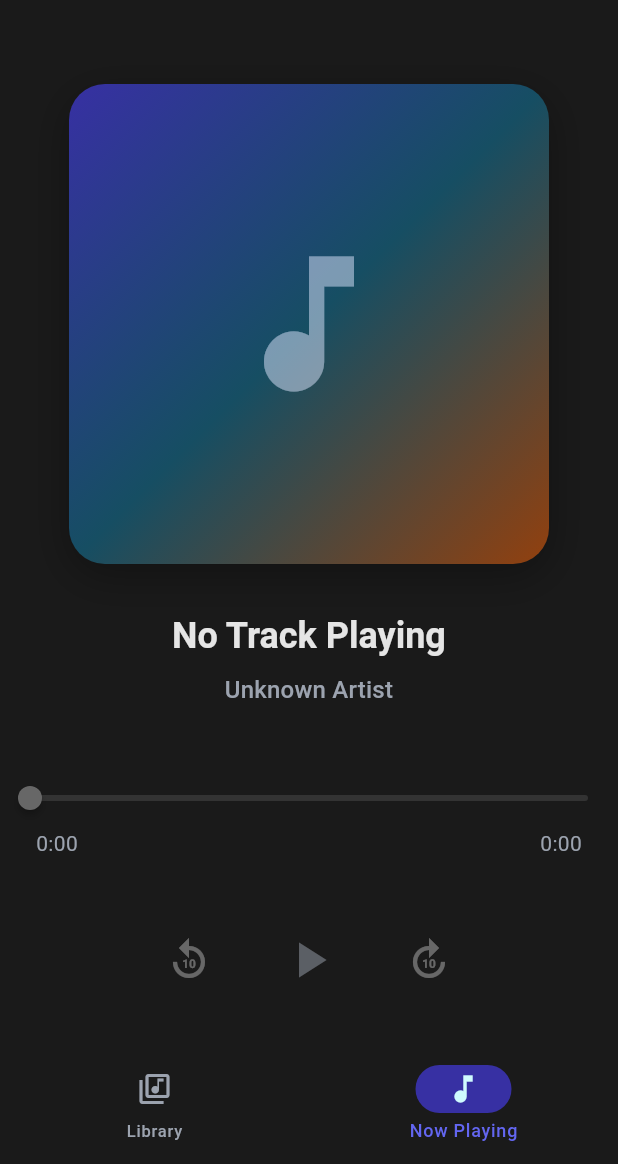
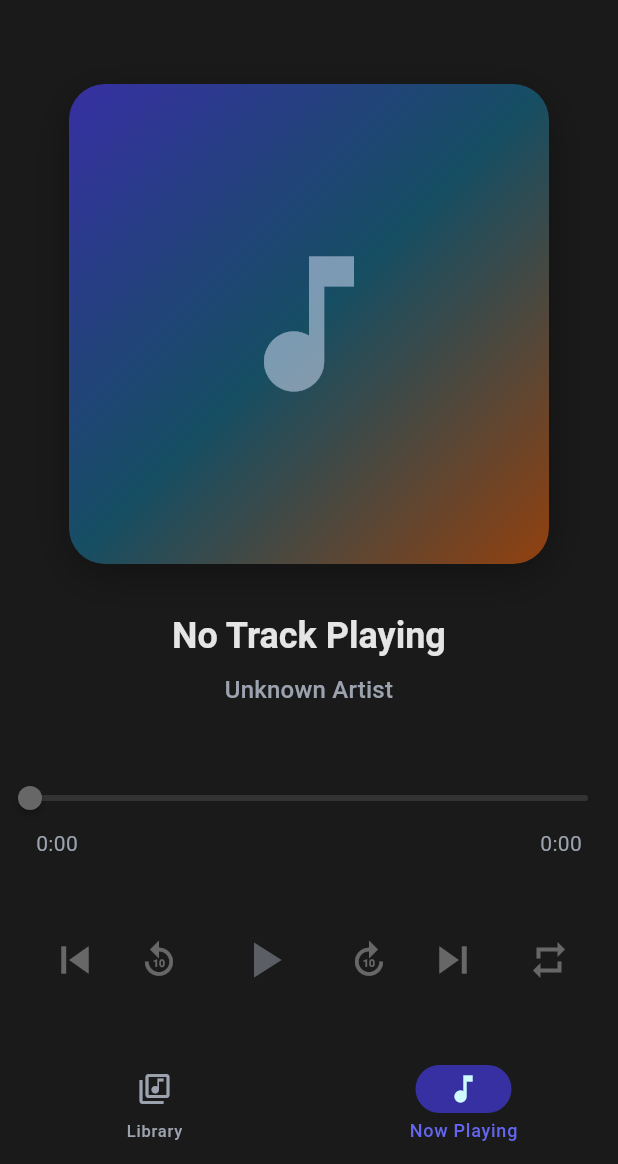
Before and after one commit to Nicosa99/soultune-clean, a Flutter app: the screen it shows after launch, swiped to page 2, on a phone screen of 412 x 824 dp, the part 72-1236 px from its top. Run offline on Flutter 3.47's test engine with Material 3 defaults, Android fonts, the phone set to English and light mode, and no system bars; our stand-ins replace file_picker, flutter_riverpod, freezed_annotation, hive, hive_flutter, just_audio and 3 more; missing offline and left inert: audio_session, audiotags; accounts and stored records are empty; generated files the repository leaves out were written again; project files that could hold a hidden picture were left out.

Commit message:
feat: add Loop/Repeat UI controls and complete auto-play feature
UI Changes - Player Controls:
- Added Skip Previous button (left of 10s backward)
- Added Skip Next button (right of 10s forward)
- Added Loop/Repeat toggle button (far right)
- Loop button shows icon based on mode:
  * Off: repeat icon (gray)
  * All: repeat icon (primary color)
  * One: repeat_one icon (primary color)
- Haptic feedback on all buttons
- Tooltips show current loop mode

Providers Added:
- loopModeProvider: Current loop mode state
- toggleLoopModeProvider: Cycles through Off → All → One → Off
- playNextTrackProvider: Skip to next track
- playPreviousTrackProvider: Skip to previous track

Features Complete:
✅ Auto-Play: Tracks play sequentially based on loop mode
✅ Loop Off: Stop after track ends
✅ Loop One: Repeat current track indefinitely
✅ Loop All: Play through library, then restart from beginning
✅ Skip Next/Previous: Navigate playlist manually
✅ All frequencies maintained during auto-play

Result: Full music player with seamless playback! 🎵

```diff
--- a/lib/features/player/presentation/widgets/player_controls.dart
+++ b/lib/features/player/presentation/widgets/player_controls.dart
@@ -23,6 +23,7 @@ import 'package:flutter/material.dart';
 import 'package:flutter/services.dart';
 import 'package:flutter_riverpod/flutter_riverpod.dart';
 import 'package:soultune/features/player/presentation/providers/player_providers.dart';
+import 'package:soultune/shared/models/loop_mode.dart';
 
 /// Player controls widget with play/pause and skip buttons.
 ///
@@ -35,7 +36,7 @@ class PlayerControls extends ConsumerWidget {
   Widget build(BuildContext context, WidgetRef ref) {
     final isPlaying = ref.watch(isPlayingProvider);
     final currentFile = ref.watch(currentAudioFileProvider);
-
+    final loopMode = ref.watch(loopModeProvider);
 
     final theme = Theme.of(context);
     final colorScheme = theme.colorScheme;
@@ -46,6 +47,19 @@ class PlayerControls extends ConsumerWidget {
     return Row(
       mainAxisAlignment: MainAxisAlignment.center,
       children: [
+        // Skip previous track button
+        IconButton(
+          onPressed: hasAudio
+              ? () async {
+                  HapticFeedback.lightImpact();
+                  await ref.read(playPreviousTrackProvider)();
+                }
+              : null,
+          icon: const Icon(Icons.skip_previous),
+          iconSize: 36,
+          tooltip: 'Previous track',
+        ),
+
         // Skip backward button (10 seconds)
         IconButton(
           onPressed: hasAudio
@@ -55,11 +69,11 @@ class PlayerControls extends ConsumerWidget {
                 }
               : null,
           icon: const Icon(Icons.replay_10),
-          iconSize: 32,
+          iconSize: 28,
           tooltip: 'Skip backward 10 seconds',
         ),
 
-        const SizedBox(width: 16),
+        const SizedBox(width: 8),
 
         // Play/Pause button (large, centered)
         Container(
@@ -113,7 +127,7 @@ class PlayerControls extends ConsumerWidget {
           ),
         ),
 
-        const SizedBox(width: 16),
+        const SizedBox(width: 8),
 
         // Skip forward button (10 seconds)
         IconButton(
@@ -124,8 +138,45 @@ class PlayerControls extends ConsumerWidget {
                 }
               : null,
           icon: const Icon(Icons.forward_10),
-          iconSize: 32,
+          iconSize: 28,
           tooltip: 'Skip forward 10 seconds',
+        ),
+
+        // Skip next track button
+        IconButton(
+          onPressed: hasAudio
+              ? () async {
+                  HapticFeedback.lightImpact();
+                  await ref.read(playNextTrackProvider)();
+                }
+              : null,
+          icon: const Icon(Icons.skip_next),
+          iconSize: 36,
+          tooltip: 'Next track',
+        ),
+
+        const SizedBox(width: 8),
+
+        // Loop mode button
+        IconButton(
+          onPressed: hasAudio
+              ? () async {
+                  HapticFeedback.lightImpact();
+                  await ref.read(toggleLoopModeProvider)();
+                }
+              : null,
+          icon: Icon(
+            loopMode == LoopMode.off
+                ? Icons.repeat
+                : loopMode == LoopMode.one
+                    ? Icons.repeat_one
+                    : Icons.repeat,
+          ),
+          color: loopMode == LoopMode.off
+              ? null
+              : colorScheme.primary,
+          iconSize: 28,
+          tooltip: loopMode.displayName,
         ),
       ],
     );
```
Also changed, not shown: lib/features/player/presentation/providers/player_providers.dart (+88 -0 lines).
